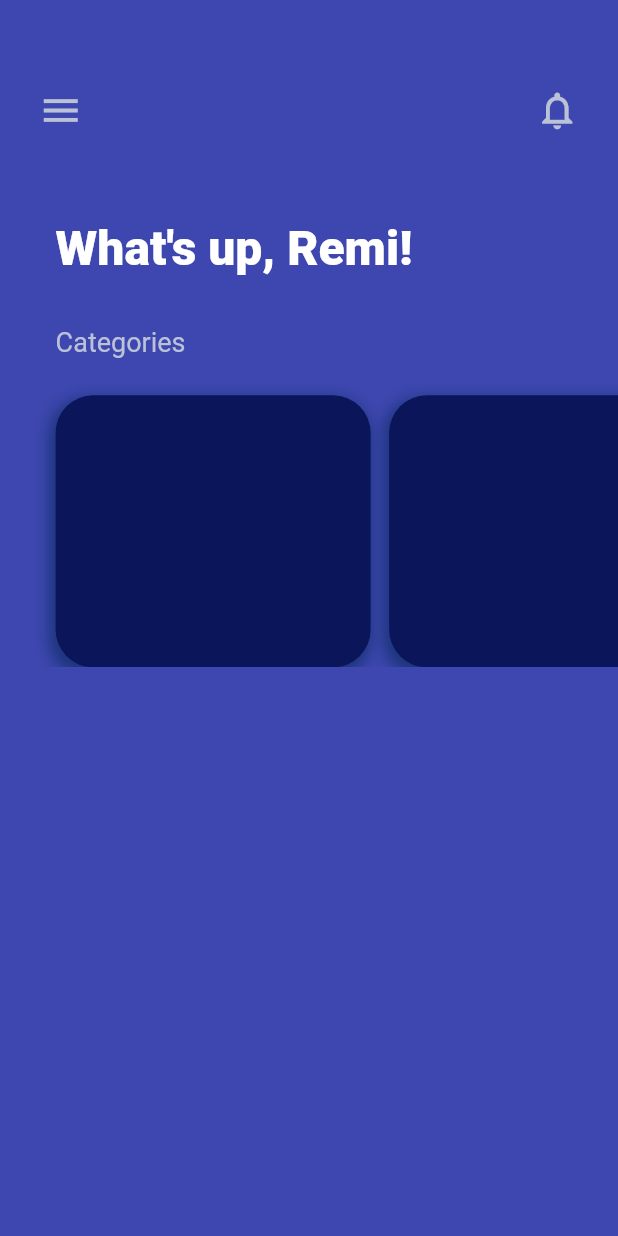
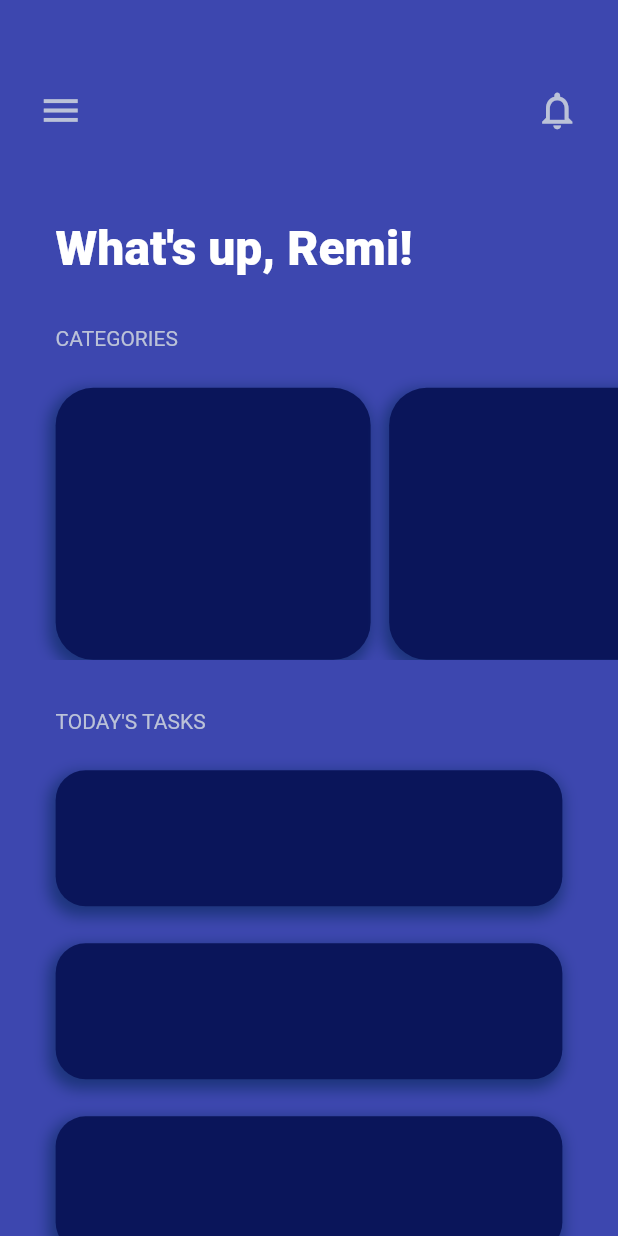
Before and after one commit to I-Scream-4-Icecream/todo_list, a Flutter app: the screen it shows after launch, on a phone screen of 412 x 824 dp. Run offline on Flutter 3.47's test engine with Material 2 defaults, Android fonts, the phone set to English and light mode, and no system bars.

Commit message:
added today's task

```diff
--- a/lib/pages/home.dart
+++ b/lib/pages/home.dart
@@ -2,6 +2,7 @@ import 'package:flutter/material.dart';
 import 'dart:developer';
 
 import 'package:todo_list/shared/category_cell.dart';
+import 'package:todo_list/shared/task_cell.dart';
 
 class Home extends StatelessWidget {
   final _scaffoldKey = GlobalKey<ScaffoldState>();
@@ -94,8 +95,8 @@ class Home extends StatelessWidget {
             Padding(
               padding: EdgeInsets.only(top: screenHeight*0.04, left: screenWidth*0.09),
               child: Text(
-                'Categories',
-                style: TextStyle(fontSize: 18.0, color: Color(0xFFBBC2D8)),
+                'CATEGORIES',
+                style: TextStyle(fontSize: 14.0, color: Color(0xFFBBC2D8)),
               ),
             ),
             Padding(
@@ -114,7 +115,28 @@ class Home extends StatelessWidget {
                   ],
                 ),
               ),
-            )
+            ),
+            Padding(
+              padding: EdgeInsets.only(top: screenHeight*0.04, left: screenWidth*0.09),
+              child: Text(
+                'TODAY\'S TASKS ',
+                style: TextStyle(fontSize: 14.0, color: Color(0xFFBBC2D8)),
+              ),
+            ),
+            Padding(
+              padding: EdgeInsets.only(right: screenWidth*0.06, left: screenWidth*0.09),
+              child: SizedBox(
+                height: screenHeight*0.5,
+                child: ListView(
+                  shrinkWrap: true,
+                  children: <Widget> [
+                    TaskCell(screenHeight: screenHeight, screenWidth: screenWidth),
+                    TaskCell(screenHeight: screenHeight, screenWidth: screenWidth),
+                    TaskCell(screenHeight: screenHeight, screenWidth: screenWidth),
+                  ],
+                ),
+              ),
+            ),
           ]
         )
       )
--- /dev/null
+++ b/lib/shared/task_cell.dart
@@ -0,0 +1,38 @@
+import 'package:flutter/material.dart';
+
+class TaskCell extends StatelessWidget {
+  const TaskCell({
+    Key? key,
+    required this.screenHeight,
+    required this.screenWidth,
+  }) : super(key: key);
+
+  final double screenHeight;
+  final double screenWidth;
+
+  @override
+  Widget build(BuildContext context) {
+    return Padding(
+      padding: EdgeInsets.only(top: screenHeight*0.03, right: screenWidth*0.03),
+      child: Container(
+        height: screenHeight*0.11,
+        decoration: BoxDecoration(
+          borderRadius: BorderRadius.all(Radius.circular(20)),
+          color: Color(0xFF0a155a),
+          boxShadow: [
+            BoxShadow(
+              color: Color(0xFF1c347b),
+              spreadRadius: 2,
+              blurRadius: 8,
+              offset: Offset(-2, 4), // changes position of shadow
+            ),
+          ],
+        ),
+        constraints: BoxConstraints(
+          minWidth: 160,
+          maxWidth: 210,
+        ),
+      ),
+    );
+  }
+}
```
